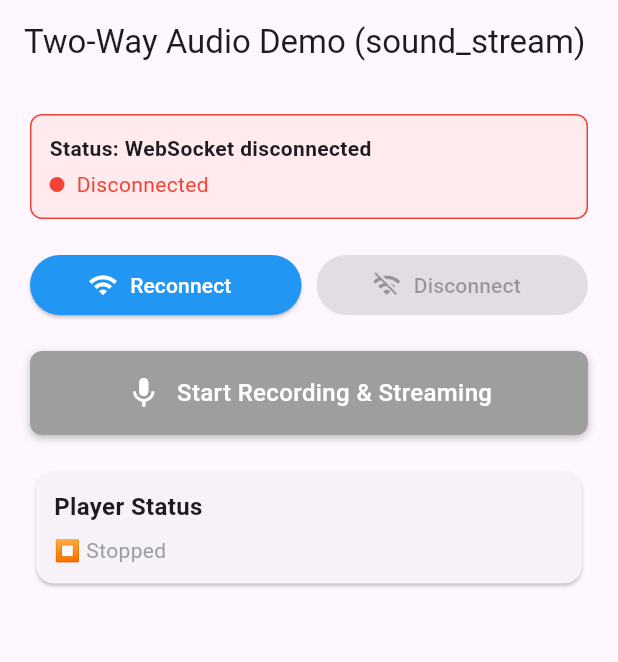
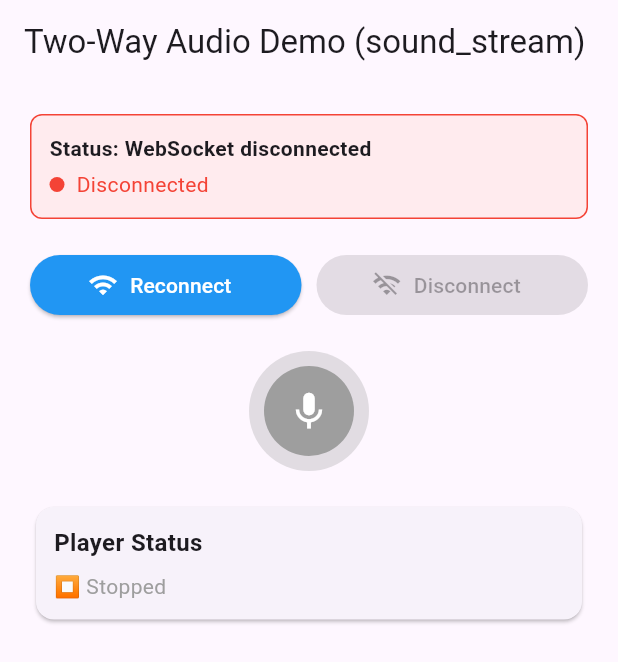
Before and after one commit to waleed-tafsol/gini_test_app, a Flutter app: the screen it shows after launch, on a phone screen of 412 x 824 dp. Shown: the top 662 px of the screen. Run offline on Flutter 3.47's test engine with Material 3 defaults, Android fonts, the phone set to English and light mode, and no system bars; our stand-ins replace permission_handler; missing offline and left inert: sound_stream; network calls fail.

Commit message:
ui fixes

```diff
--- a/lib/audio_page.dart
+++ b/lib/audio_page.dart
@@ -14,12 +14,29 @@ class AudioPage extends StatefulWidget {
   State<AudioPage> createState() => _AudioPageState();
 }
 
-class _AudioPageState extends State<AudioPage> {
+class _AudioPageState extends State<AudioPage>
+    with SingleTickerProviderStateMixin {
   StreamSubscription<UIEvent>? _uiEventSubscription;
+  late AnimationController _recordingAnimationController;
+  late Animation<double> _pulseAnimation;
+  bool _wasRecording = false;
 
   @override
   void initState() {
     super.initState();
+    // Initialize animation controller
+    _recordingAnimationController = AnimationController(
+      vsync: this,
+      duration: const Duration(milliseconds: 1000),
+    );
+
+    _pulseAnimation = Tween<double>(begin: 1.0, end: 1.3).animate(
+      CurvedAnimation(
+        parent: _recordingAnimationController,
+        curve: Curves.easeInOut,
+      ),
+    );
+
     WidgetsBinding.instance.addPostFrameCallback((_) async {
       final audioProvider = context.read<AudioProvider>();
       _uiEventSubscription = audioProvider.uiEvents.listen(_handleUIEvent);
@@ -30,6 +47,7 @@ class _AudioPageState extends State<AudioPage> {
   @override
   void dispose() {
     _uiEventSubscription?.cancel();
+    _recordingAnimationController.dispose();
     super.dispose();
   }
 
@@ -146,6 +164,18 @@ class _AudioPageState extends State<AudioPage> {
   Widget build(BuildContext context) {
     return Consumer<AudioProvider>(
       builder: (_, audioProvider, __) {
+        // Update animation state based on recording status
+        final isRecording = audioProvider.getIsRecording;
+        if (isRecording != _wasRecording) {
+          _wasRecording = isRecording;
+          if (isRecording) {
+            _recordingAnimationController.repeat(reverse: true);
+          } else {
+            _recordingAnimationController.stop();
+            _recordingAnimationController.reset();
+          }
+        }
+
         return Scaffold(
           appBar: AppBar(
             title: const Text('Two-Way Audio Demo (sound_stream)'),
@@ -249,8 +279,9 @@ class _AudioPageState extends State<AudioPage> {
 
                 SizedBox(height: 20),
 
-                // Audio control button
-                GestureDetector(
+                // Mic icon in circle - animated when recording
+                Center(
+                  child: GestureDetector(
                     onTapDown: (details) {
                       if (audioProvider.getIsConnected &&
                           !audioProvider.getIsRecording) {
@@ -267,43 +298,61 @@ class _AudioPageState extends State<AudioPage> {
                         audioProvider.stopStreamingAudio();
                       }
                     },
+                    child: audioProvider.getIsRecording
+                        ? AnimatedBuilder(
+                            animation: _pulseAnimation,
+                            builder: (context, child) {
+                              return Container(
+                                width: 80 * _pulseAnimation.value,
+                                height: 80 * _pulseAnimation.value,
+                                decoration: BoxDecoration(
+                                  shape: BoxShape.circle,
+                                  color: Colors.red.withOpacity(0.3),
+                                ),
+                                child: Center(
                                   child: Container(
-                    width: double.infinity, // Or set a specific width
-                    padding: EdgeInsets.symmetric(vertical: 16, horizontal: 20),
+                                    width: 60,
+                                    height: 60,
                                     decoration: BoxDecoration(
-                      color: audioProvider.getIsRecording
-                          ? Colors.red
-                          : (audioProvider.getIsConnected
-                                ? Colors.green
-                                : Colors.grey),
-                      borderRadius: BorderRadius.circular(8),
-                      boxShadow: [
-                        BoxShadow(
-                          color: Colors.black26,
-                          blurRadius: 4,
-                          offset: Offset(0, 2),
+                                      shape: BoxShape.circle,
+                                      color: Colors.red,
                                     ),
-                      ],
-                    ),
-                    child: Row(
-                      mainAxisAlignment: MainAxisAlignment.center,
-                      children: [
-                        Icon(
-                          audioProvider.getIsRecording ? Icons.stop : Icons.mic,
+                                    child: Icon(
+                                      Icons.mic,
                                       color: Colors.white,
-                        ),
-                        SizedBox(width: 10),
-                        Text(
-                          audioProvider.getIsRecording
-                              ? 'Stop Streaming'
-                              : 'Start Recording & Streaming',
-                          style: TextStyle(
-                            color: Colors.white,
-                            fontSize: 16,
-                            fontWeight: FontWeight.w500,
+                                      size: 30,
                                     ),
                                   ),
-                      ],
+                                ),
+                              );
+                            },
+                          )
+                        : Container(
+                            width: 80,
+                            height: 80,
+                            decoration: BoxDecoration(
+                              shape: BoxShape.circle,
+                              color: audioProvider.getIsConnected
+                                  ? Colors.green.withOpacity(0.3)
+                                  : Colors.grey.withOpacity(0.3),
+                            ),
+                            child: Center(
+                              child: Container(
+                                width: 60,
+                                height: 60,
+                                decoration: BoxDecoration(
+                                  shape: BoxShape.circle,
+                                  color: audioProvider.getIsConnected
+                                      ? Colors.green
+                                      : Colors.grey,
+                                ),
+                                child: Icon(
+                                  Icons.mic,
+                                  color: Colors.white,
+                                  size: 30,
+                                ),
+                              ),
+                            ),
                           ),
                   ),
                 ),
```
Lines whose indentation alone changed are shown as unchanged.
